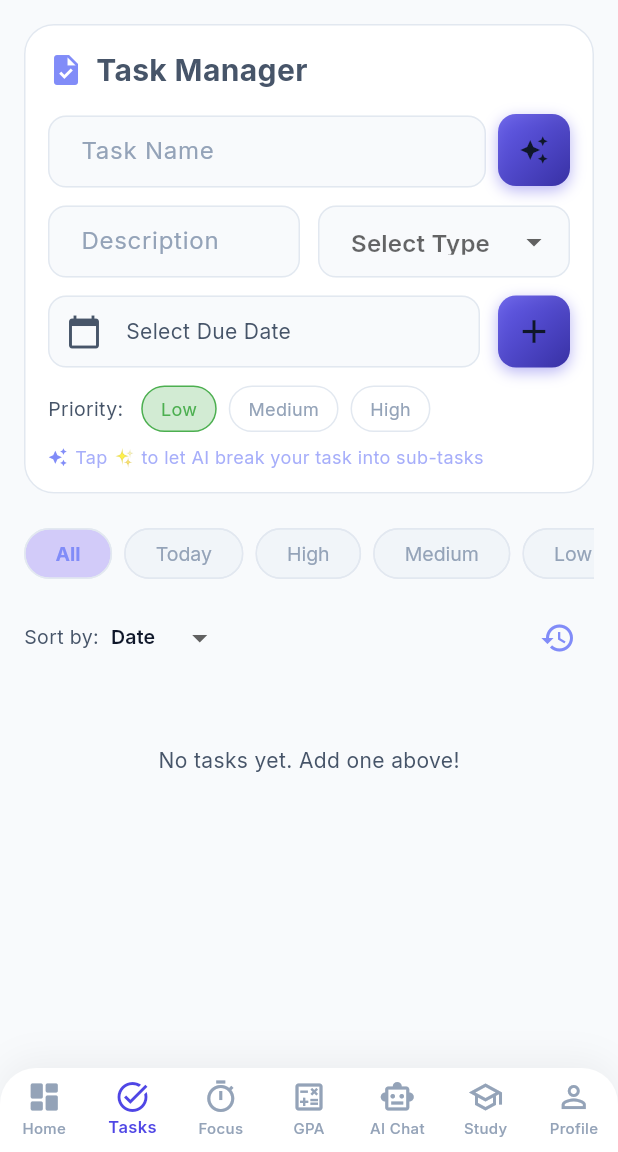
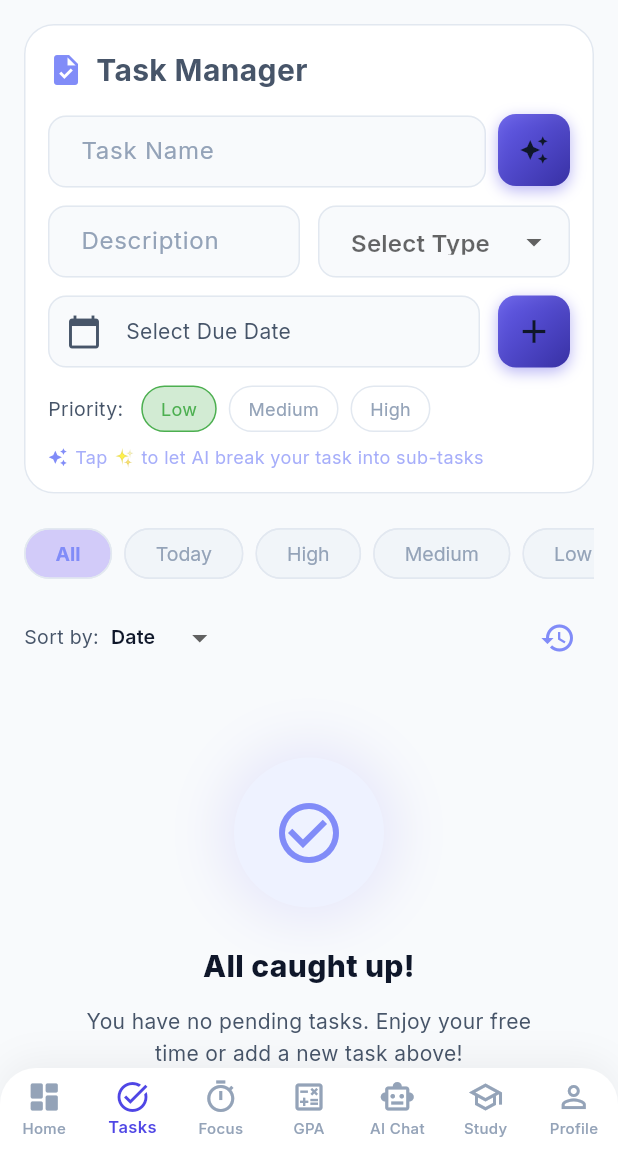
Before and after one commit to nowayitsme-eng/TaskMate-An-Ai-Powered-Productivity-Web-App, a Flutter app: the screen it shows once a user with an empty profile is signed in, item 2 of the bottom bar chosen, on a phone screen of 412 x 824 dp, the part 84-1236 px from its top. Run offline on Flutter 3.47's test engine with Material 3 defaults, Android fonts, the phone set to English and light mode, and no system bars; our stand-ins replace cloud_firestore, connectivity_plus, firebase_auth, firebase_core, firebase_messaging, fl_chart and 8 more; missing offline and left inert: extension_google_sign_in_as_googleapis_auth, googleapis; accounts and stored records are empty.

Commit message:
style: implement premium empty state and tap scaling feedback in tasks tab

```diff
--- a/lib/screens/tasks/tasks_tab.dart
+++ b/lib/screens/tasks/tasks_tab.dart
@@ -14,6 +14,7 @@ import '../../services/cache_service.dart';
 import '../../theme/app_theme.dart';
 import 'task_history_screen.dart';
 import '../../widgets/skeleton_loader.dart';
+import '../../widgets/empty_state_widget.dart';
 
 class TasksTab extends StatefulWidget {
   final void Function(TaskModel task)? onFocusTask;
@@ -922,16 +923,12 @@ class _TasksTabState extends State<TasksTab> {
     }
 
     if (filtered.isEmpty) {
-      return Center(
-        child: Padding(
-          padding: const EdgeInsets.all(32.0),
-          child: Text(
-            _filterBy == 'All'
-                ? 'No tasks yet. Add one above!'
-                : 'No tasks match this filter.',
-            style: const TextStyle(color: AppTheme.textSecondary),
-          ),
-        ),
+      return EmptyStateWidget(
+        icon: _filterBy == 'All' ? Icons.check_circle_outline : Icons.filter_alt_off_outlined,
+        title: _filterBy == 'All' ? 'All caught up!' : 'No tasks found',
+        subtitle: _filterBy == 'All'
+            ? 'You have no pending tasks. Enjoy your free time or add a new task above!'
+            : 'No tasks match the "$_filterBy" filter. Try changing your filters.',
       );
     }
 
@@ -967,10 +964,11 @@ class _TasksTabState extends State<TasksTab> {
             final isOverdue =
                 task.dueDate.isBefore(DateTime.now()) && !task.completed;
 
-            return Padding(
-              // Indent sub-tasks visually
-              padding: EdgeInsets.only(left: task.isSubTask ? 20.0 : 0.0),
-              child: Container(
+            return AnimatedPressable(
+              child: Padding(
+                // Indent sub-tasks visually
+                padding: EdgeInsets.only(left: task.isSubTask ? 20.0 : 0.0),
+                child: Container(
                 margin: const EdgeInsets.only(bottom: 12),
                 decoration: BoxDecoration(
                   color: task.completed
@@ -1310,3 +1308,30 @@ class _TasksTabState extends State<TasksTab> {
     );
   }
 }
+
+class AnimatedPressable extends StatefulWidget {
+  final Widget child;
+  const AnimatedPressable({super.key, required this.child});
+
+  @override
+  State<AnimatedPressable> createState() => _AnimatedPressableState();
+}
+
+class _AnimatedPressableState extends State<AnimatedPressable> {
+  bool _isPressed = false;
+
+  @override
+  Widget build(BuildContext context) {
+    return Listener(
+      onPointerDown: (_) => setState(() => _isPressed = true),
+      onPointerUp: (_) => setState(() => _isPressed = false),
+      onPointerCancel: (_) => setState(() => _isPressed = false),
+      child: AnimatedScale(
+        scale: _isPressed ? 0.98 : 1.0,
+        duration: const Duration(milliseconds: 100),
+        curve: Curves.easeInOut,
+        child: widget.child,
+      ),
+    );
+  }
+}
```
